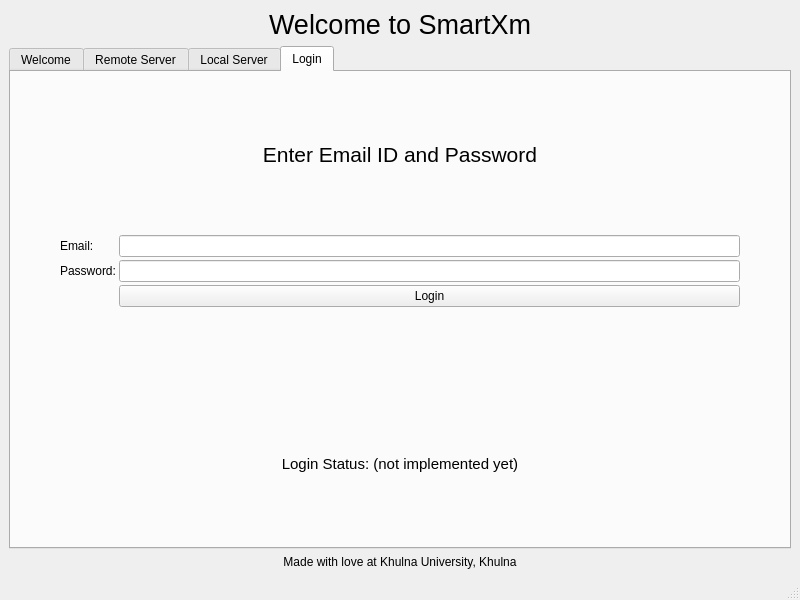
Before: the Qt Designer form src/SmartXm-CSEKU/welcomewindow.ui in KaziRifatMorshed/SmartXm, drawn with Qt 5.
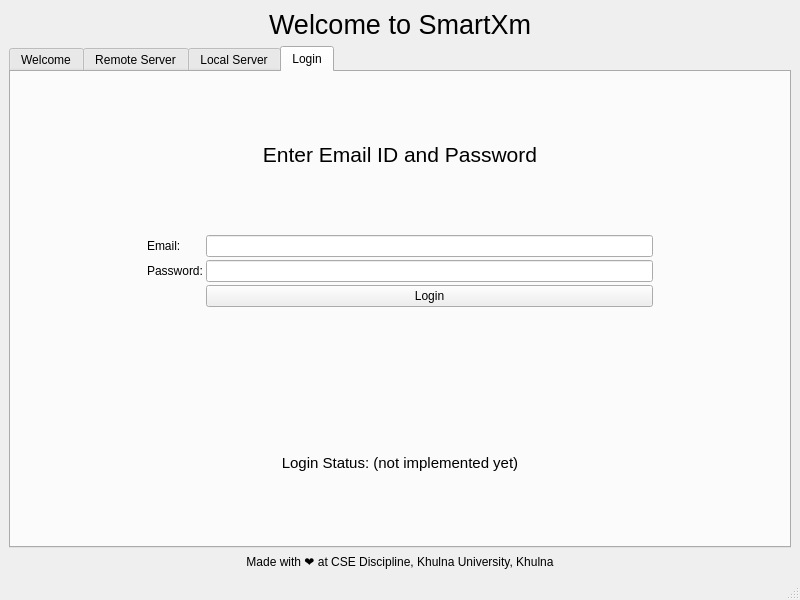
After: the same form once the commit is applied. The open tabs and pages were chosen to show the change. Icons and pictures are not drawn.

What changed in the file:
```diff
--- a/src/SmartXm-CSEKU/welcomewindow.ui
+++ b/src/SmartXm-CSEKU/welcomewindow.ui
@@ -188,7 +188,7 @@
          </widget>
         </item>
         <item>
-         <layout class="QHBoxLayout" name="horizontalLayout" stretch="0,3,0">
+         <layout class="QHBoxLayout" name="horizontalLayout" stretch="1,4,1">
           <property name="spacing">
            <number>3</number>
           </property>
@@ -225,7 +225,11 @@
              </widget>
             </item>
             <item row="1" column="1">
-             <widget class="QLineEdit" name="lineEdit_2"/>
+             <widget class="QLineEdit" name="lineEdit_2">
+              <property name="echoMode">
+               <enum>QLineEdit::EchoMode::Password</enum>
+              </property>
+             </widget>
             </item>
             <item row="2" column="1">
              <widget class="QPushButton" name="pushButton">
@@ -265,7 +269,7 @@
     <item>
      <widget class="QLabel" name="footer_label">
       <property name="text">
-       <string>&lt;html&gt;&lt;head/&gt;&lt;body&gt;&lt;p align=&quot;center&quot;&gt;Made with love at Khulna University, Khulna&lt;/p&gt;&lt;/body&gt;&lt;/html&gt;</string>
+       <string>&lt;html&gt;&lt;head/&gt;&lt;body&gt;&lt;p align=&quot;center&quot;&gt;Made with ❤︎ at CSE Discipline, Khulna University, Khulna&lt;/p&gt;&lt;/body&gt;&lt;/html&gt;</string>
       </property>
      </widget>
     </item>
```
Left out of the diff: 6 changed lines with no effect on the pictures.
